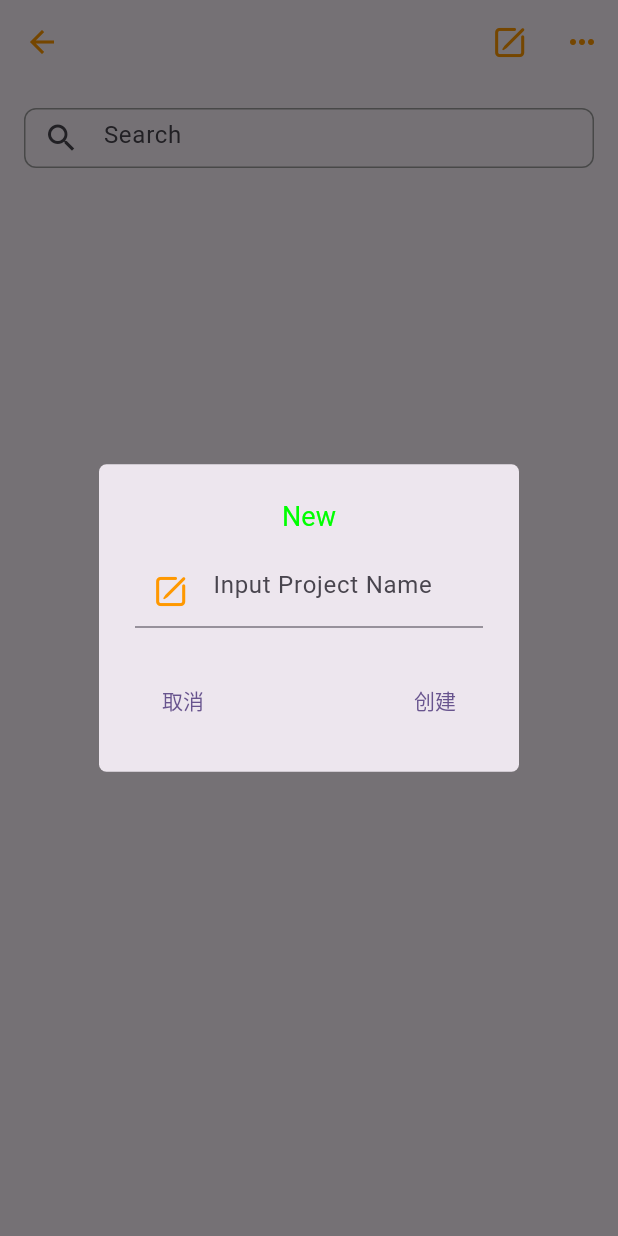
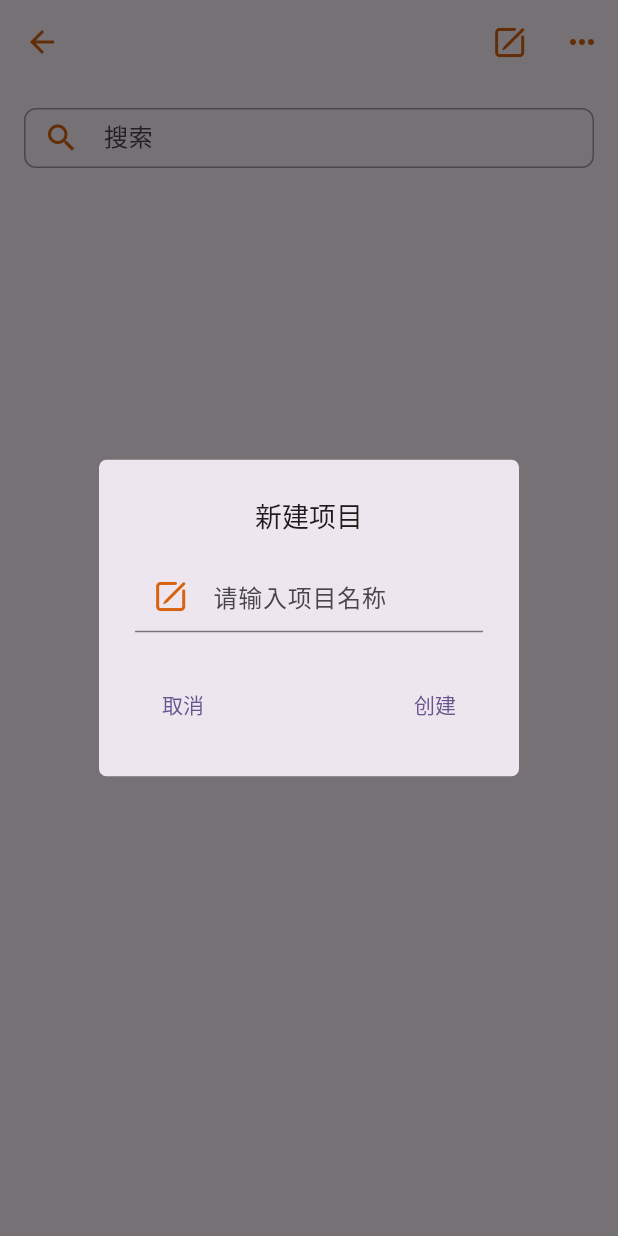
Before and after one commit to MrZhangsun/flutter-valuable, a Flutter app: the Dashboard screen opened directly with empty values, after a tap on an icon or button, on a phone screen of 412 x 824 dp. Run offline on Flutter 3.47's test engine with Material 3 defaults, Android fonts, the phone set to English and light mode, and no system bars; our stand-ins replace drift, drift_sqflite, logger; accounts and stored records are empty; generated files the repository leaves out were written again.

Commit message:
细分字体颜色

```diff
--- a/lib/features/create_dialog.dart
+++ b/lib/features/create_dialog.dart
@@ -8,26 +8,27 @@ void showProjectCreateDialog(BuildContext context) {
       // 防止点击对话框外部的空白区域时被关闭
       barrierDismissible: false,
       builder: (BuildContext context) {
-        String projectName = "New";
+        String projectName = "新建项目";
         return AlertDialog(
           shape: RoundedRectangleBorder(
             borderRadius: BorderRadius.circular(5.0), // 设置圆角
           ),
           title: const Center(
-            child: Text('New'),
+            child: Text('新建项目'),
           ),
           titleTextStyle:
-              const TextStyle(fontSize: 18, color: AppColors.textColor),
+              const TextStyle(fontSize: 18, color: AppColors.textContentColor),
           content: TextField(
             onChanged: (value) {
               projectName = value;
             },
+            style: const TextStyle(height: 2),
             decoration: InputDecoration(
               prefixIcon: Icon(
                 IconFont.creation,
                 color: AppColors.iconColor,
               ),
-              hintText: 'Input Project Name',
+              hintText: '请输入项目名称',
               border: const UnderlineInputBorder(
                   borderSide: BorderSide(width: 0.5, color: Colors.black12)),
             ),
--- a/lib/features/home.dart
+++ b/lib/features/home.dart
@@ -55,7 +55,7 @@ class _HomePageState extends State<HomePage> {
             'Valuable Your Business!',
             style: TextStyle(
                 fontSize: 18.0,
-                color: AppColors.textColor,
+                color: AppColors.textHead1Color,
                 fontWeight: FontWeight.bold),
           ),
           titleSpacing: 2.0,
--- a/lib/features/list.dart
+++ b/lib/features/list.dart
@@ -54,8 +54,11 @@ class Dashboard extends StatelessWidget {
                   ),
                   child: const TextField(
                     decoration: InputDecoration(
-                      prefixIcon: Icon(Icons.search), // 搜索图标
-                      hintText: 'Search', // 提示文本
+                      prefixIcon: Icon(
+                        Icons.search,
+                        color: AppColors.iconColor,
+                      ), // 搜索图标
+                      hintText: '搜索', // 提示文本
                       border: InputBorder.none, // 移除默认边框
                       contentPadding:
                           EdgeInsets.symmetric(horizontal: 16.0), // 设置内边距
--- a/lib/services/constants.dart
+++ b/lib/services/constants.dart
@@ -11,7 +11,12 @@ class AppColors {
   static const Color primaryColor = Colors.blue;
   static const Color secondaryColor = Colors.green;
   static const Color backgroundColor = Colors.white;
-  static const Color textColor = Color.fromRGBO(0, 255, 0, 1);
+  static const Color textHead1Color = Color.fromRGBO(0, 255, 0, 1);
+  static const Color textHead2Color = Color.fromRGBO(14, 38, 223, 1);
+  static const Color textHead3Color = Color.fromRGBO(100, 109, 100, 1);
+  static const Color textHead4Color = Color.fromRGBO(35, 37, 35, 1);
+  static const Color textContentColor = Color.fromRGBO(34, 26, 26, 1);
+
   static const Color accentColor = Colors.orange;
-  static const Color iconColor = Colors.orange;
+  static const Color iconColor = Color.fromARGB(255, 215, 98, 15);
 }
```
